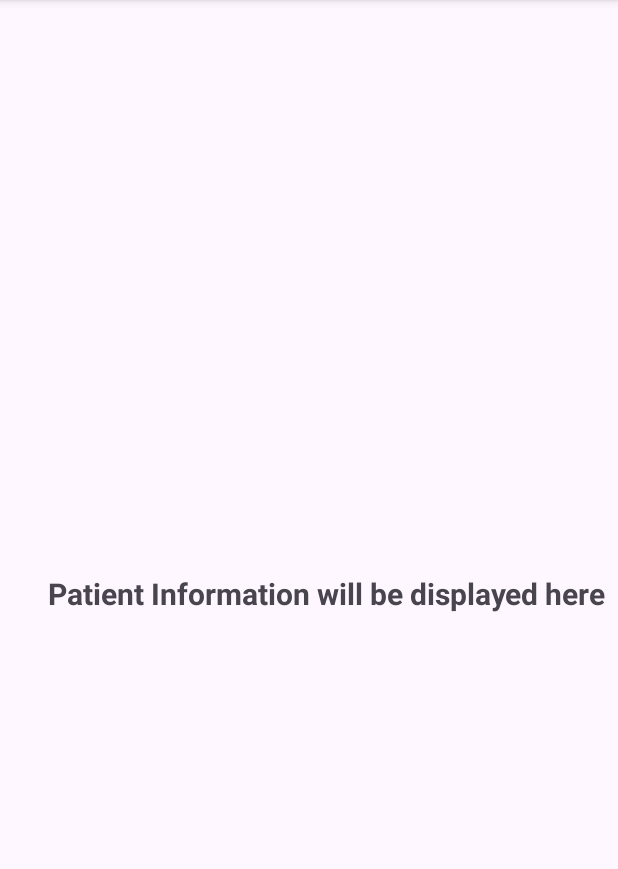
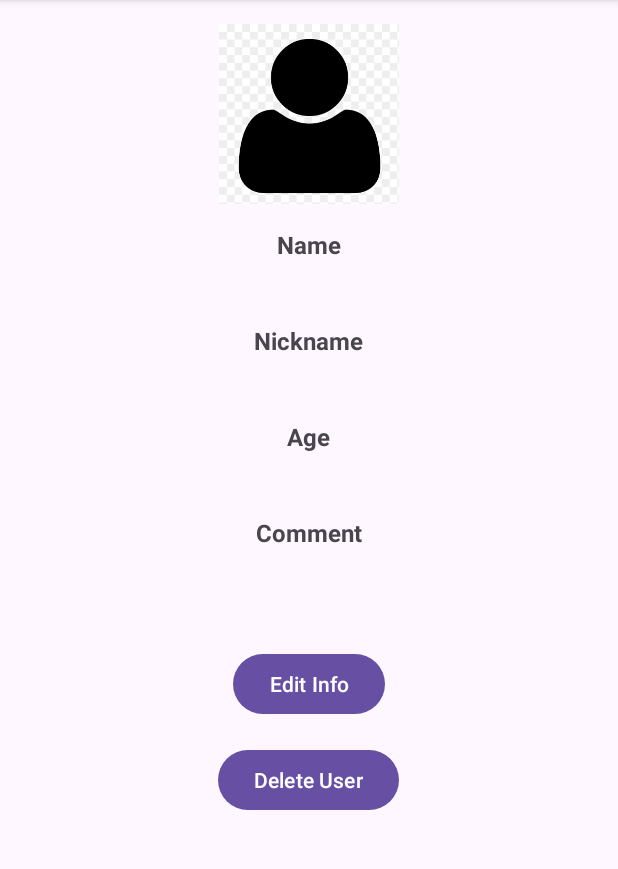
Before and after one commit to dnechv/cmpt276_ProjectApp, an Android app: the fragment patient_info_fragment shown on its own in the app's theme, on a phone screen of 412 x 824 dp, the part 96-965 px from its top. Run offline under Robolectric (Android 15) with nearby library versions, the phone set to English and light mode, and no system bars.

Commit message:
added patient profile view fragment

```diff
--- a/app/src/main/AndroidManifest.xml
+++ b/app/src/main/AndroidManifest.xml
@@ -34,7 +34,7 @@
         </activity>
 
         <!--declares activity: patient_screen_that_displays_tab_layout   -->
-        <activity android:name=".patient_screen_that_displays_tab_layout" />
+        <activity android:name=".controllers.patient_screen_that_displays_tab_layout" />
         <activity android:name=".controllers.CreatePatientActivity"/>
 
 
--- a/app/src/main/java/com/example/memoryconnect/fragment_adapter.java
+++ b/app/src/main/java/com/example/memoryconnect/adaptor/fragment_adapter.java
@@ -1,4 +1,4 @@
-package com.example.memoryconnect;
+package com.example.memoryconnect.adaptor;
 
 
 //imports
--- a/app/src/main/java/com/example/memoryconnect/caregiver_main_screen.java
+++ b/app/src/main/java/com/example/memoryconnect/caregiver_main_screen.java
@@ -9,7 +9,6 @@ import android.view.Menu;
 import android.view.MenuItem;
 import androidx.appcompat.app.AppCompatActivity;
 import com.example.memoryconnect.ViewModel.PatientViewModel;
-import androidx.appcompat.widget.Toolbar;
 
 //main screen - start of the app
 //displays the patients list -> pulls data from the database
@@ -25,26 +24,24 @@ import androidx.appcompat.widget.Toolbar;
 
 
 //imports will go here
-import android.os.Bundle;
 import android.view.View;
 import android.widget.Button;
 import android.widget.TextView;
 
-import androidx.appcompat.app.AppCompatActivity;
 import androidx.lifecycle.ViewModelProvider;
 import androidx.recyclerview.widget.LinearLayoutManager;
 import androidx.recyclerview.widget.RecyclerView;
 
 import com.example.memoryconnect.adaptor.PatientAdapter;
-import com.example.memoryconnect.controllers.CreatePatientActivity;
-import com.example.memoryconnect.controllers.PatientDetailActivity;
+import com.example.memoryconnect.controllers.patient_screen_that_displays_tab_layout;
+
 
 import java.util.ArrayList;
 
 
 public class caregiver_main_screen extends AppCompatActivity {
 
-
+    private PatientViewModel patientViewModel;
 //overriding methods
 
 
@@ -59,21 +56,21 @@ public class caregiver_main_screen extends AppCompatActivity {
         // Initialize ViewModel
         PatientViewModel patientViewModel = new ViewModelProvider(this).get(PatientViewModel.class);
 
-        //placeholder button logic
-
-        //finding the textview by id
-        TextView placeHolderButtonToGoToPatientScreen = findViewById(R.id.placeholderButton);
-
-        //setting on click listener for the placeholder button
-        placeHolderButtonToGoToPatientScreen.setOnClickListener(new View.OnClickListener() {
-            @Override
-            public void onClick(View v) {
-                //creating the intent to start the new activity-> patient_screen_that_displays_tab_layout.class
-                Intent intent = new Intent(caregiver_main_screen.this, patient_screen_that_displays_tab_layout.class);
-               //starting the activity
-                startActivity(intent);
-            }
-        });
+//        //placeholder button logic
+//
+//        //finding the textview by id
+//        TextView placeHolderButtonToGoToPatientScreen = findViewById(R.id.placeholderButton);
+//
+//        //setting on click listener for the placeholder button
+//        placeHolderButtonToGoToPatientScreen.setOnClickListener(new View.OnClickListener() {
+//            @Override
+//            public void onClick(View v) {
+//                //creating the intent to start the new activity-> patient_screen_that_displays_tab_layout.class
+//                Intent intent = new Intent(caregiver_main_screen.this, patient_screen_that_displays_tab_layout.class);
+//               //starting the activity
+//                startActivity(intent);
+//            }
+//        });
 
         //////////////////////////DB
         // Find the Add New Patient button
@@ -84,7 +81,7 @@ public class caregiver_main_screen extends AppCompatActivity {
             @Override
             public void onClick(View v) {
                 // Create an Intent to start CreatePatientActivity
-                Intent intent = new Intent(caregiver_main_screen.this, CreatePatientActivity.class);
+                Intent intent = new Intent(caregiver_main_screen.this, patient_screen_that_displays_tab_layout.class);
                 startActivity(intent);
             }
         });
@@ -92,8 +89,9 @@ public class caregiver_main_screen extends AppCompatActivity {
         // Initialize RecyclerView and Adapter
         RecyclerView recyclerView = findViewById(R.id.patientRecyclerView);
         PatientAdapter adapter = new PatientAdapter(new ArrayList<>(), patient -> {
-            // Handle click event - navigate to PatientDetailActivity
-            Intent intent = new Intent(caregiver_main_screen.this, PatientDetailActivity.class);
+            ////////////////////////////////////////////////
+            // Handle click event - navigate to tab layout Activity and then to patient info fragment
+            Intent intent = new Intent(caregiver_main_screen.this, patient_screen_that_displays_tab_layout.class);
             intent.putExtra("PATIENT_ID", patient.getId());
             startActivity(intent);
         });
--- a/app/src/main/java/com/example/memoryconnect/controllers/PatientDetailActivity.java
+++ /dev/null
@@ -1,32 +0,0 @@
-package com.example.memoryconnect.controllers;
-
-import android.os.Bundle;
-
-import androidx.appcompat.app.AppCompatActivity;
-import androidx.lifecycle.ViewModelProvider;
-
-import com.example.memoryconnect.R;
-import com.example.memoryconnect.ViewModel.PatientViewModel;
-
-public class PatientDetailActivity extends AppCompatActivity {
-    private PatientViewModel patientViewModel;
-
-    @Override
-    protected void onCreate(Bundle savedInstanceState) {
-        super.onCreate(savedInstanceState);
-        setContentView(R.layout.patient_info_fragment);
-
-        // Get the patient ID passed from the intent
-        String patientId = getIntent().getStringExtra("PATIENT_ID");
-
-        // Initialize the ViewModel
-        patientViewModel = new ViewModelProvider(this).get(PatientViewModel.class);
-
-        // Observe patient details and update the UI
-        patientViewModel.getPatientById(patientId).observe(this, patient -> {
-            if (patient != null) {
-                // Update UI with patient details here (e.g., set TextViews with name, age, etc.)
-            }
-        });
-    }
-}
--- a/app/src/main/java/com/example/memoryconnect/patient_info_fragment.java
+++ b/app/src/main/java/com/example/memoryconnect/patient_info_fragment.java
@@ -5,9 +5,13 @@ import android.os.Bundle;
 import androidx.annotation.NonNull;
 import androidx.annotation.Nullable;
 import androidx.fragment.app.Fragment;
+import androidx.lifecycle.ViewModelProvider;
+
 import android.view.LayoutInflater;
 import android.view.View;
 import android.view.ViewGroup;
+
+import com.example.memoryconnect.ViewModel.PatientViewModel;
 
 
 //fragment for displaying patient info for the caregiver
@@ -20,10 +24,13 @@ import android.view.ViewGroup;
 //patient info class extends fragment
 public class patient_info_fragment extends Fragment {
 
+
+
     @Override
     public View onCreateView(@NonNull LayoutInflater inflater, @Nullable ViewGroup container, @Nullable Bundle savedInstanceState) {
 
         //inflates the fragment layout from the xml
-        return inflater.inflate(R.layout.patient_info_fragment, container, false);  // Ensure this matches your layout file name
+        return inflater.inflate(R.layout.patient_info_fragment, container, false);
+
     }
 }
--- a/app/src/main/res/layout/caregiver_main_screen.xml
+++ b/app/src/main/res/layout/caregiver_main_screen.xml
@@ -26,23 +26,23 @@
         app:layout_constraintEnd_toEndOf="parent"/>
 
 
-    <!-- Placeholder Text to overlay RecyclerView when empty -->
-    <TextView
-        android:id="@+id/placeholderButton"
-        android:layout_width="wrap_content"
-        android:layout_height="wrap_content"
-        android:text="Tap to view patient details"
-        android:textSize="18sp"
-        android:textColor="@android:color/black"
-        android:gravity="center"
-        android:clickable="true"
-        android:focusable="true"
-        android:background="@android:color/darker_gray"
-        android:layout_marginTop="40dp"
-        app:layout_constraintTop_toTopOf="@id/patientRecyclerView"
-        app:layout_constraintBottom_toBottomOf="@id/patientRecyclerView"
-        app:layout_constraintStart_toStartOf="parent"
-        app:layout_constraintEnd_toEndOf="parent" />
+<!--    &lt;!&ndash; Placeholder Text to overlay RecyclerView when empty &ndash;&gt;-->
+<!--    <TextView-->
+<!--        android:id="@+id/placeholderButton"-->
+<!--        android:layout_width="wrap_content"-->
+<!--        android:layout_height="wrap_content"-->
+<!--        android:text="Tap to view patient details"-->
+<!--        android:textSize="18sp"-->
+<!--        android:textColor="@android:color/black"-->
+<!--        android:gravity="center"-->
+<!--        android:clickable="true"-->
+<!--        android:focusable="true"-->
+<!--        android:background="@android:color/darker_gray"-->
+<!--        android:layout_marginTop="40dp"-->
+<!--        app:layout_constraintTop_toTopOf="@id/patientRecyclerView"-->
+<!--        app:layout_constraintBottom_toBottomOf="@id/patientRecyclerView"-->
+<!--        app:layout_constraintStart_toStartOf="parent"-->
+<!--        app:layout_constraintEnd_toEndOf="parent" />-->
 
     <!-- Add New Patient button at the bottom -->
     <Button
--- a/app/src/main/res/layout/patient_info_fragment.xml
+++ b/app/src/main/res/layout/patient_info_fragment.xml
@@ -1,14 +1,105 @@
-<FrameLayout xmlns:android="http://schemas.android.com/apk/res/android"
+<?xml version="1.0" encoding="utf-8"?>
+<ScrollView xmlns:android="http://schemas.android.com/apk/res/android"
     android:layout_width="match_parent"
-    android:layout_height="match_parent">
+    android:layout_height="match_parent"
+    android:padding="16dp">
 
-    <TextView
-        android:layout_width="wrap_content"
+    <LinearLayout
+        android:layout_width="match_parent"
         android:layout_height="wrap_content"
-        android:text="Patient Information will be displayed here"
-        android:textSize="20sp"
-        android:textStyle="bold"
-        android:layout_marginTop="16dp"
-        android:layout_marginStart="12dp"
-        android:layout_gravity="center"/>
-</FrameLayout>
+        android:orientation="vertical"
+        android:gravity="center">
+
+        <!-- Patient Profile Picture -->
+        <ImageView
+            android:id="@+id/patientProfilePicture"
+            android:layout_width="120dp"
+            android:layout_height="120dp"
+            android:layout_gravity="center"
+            android:contentDescription="Patient Profile Picture"
+            android:scaleType="centerCrop"
+            android:layout_marginBottom="16dp"
+            android:src="@drawable/ic_default_photo" />
+
+        <!-- Patient Name Label and Value -->
+        <TextView
+            android:layout_width="wrap_content"
+            android:layout_height="wrap_content"
+            android:text="Name"
+            android:textSize="16sp"
+            android:textStyle="bold"
+            android:layout_marginBottom="4dp" />
+
+        <TextView
+            android:id="@+id/patientName"
+            android:layout_width="wrap_content"
+            android:layout_height="wrap_content"
+            android:textSize="16sp"
+            android:layout_marginBottom="16dp" />
+
+        <!-- Patient Nickname Label and Value -->
+        <TextView
+            android:layout_width="wrap_content"
+            android:layout_height="wrap_content"
+            android:text="Nickname"
+            android:textSize="16sp"
+            android:textStyle="bold"
+            android:layout_marginBottom="4dp" />
+
+        <TextView
+            android:id="@+id/patientNickname"
+            android:layout_width="wrap_content"
+            android:layout_height="wrap_content"
+            android:textSize="16sp"
+            android:layout_marginBottom="16dp" />
+
+        <!-- Patient Age Label and Value -->
+        <TextView
+            android:layout_width="wrap_content"
+            android:layout_height="wrap_content"
+            android:text="Age"
+            android:textSize="16sp"
+            android:textStyle="bold"
+            android:layout_marginBottom="4dp" />
+
+        <TextView
+            android:id="@+id/patientAge"
+            android:layout_width="wrap_content"
+            android:layout_height="wrap_content"
+            android:textSize="16sp"
+            android:layout_marginBottom="16dp" />
+
+        <!-- Patient Comment Label and Value -->
+        <TextView
+            android:layout_width="wrap_content"
+            android:layout_height="wrap_content"
+            android:text="Comment"
+            android:textSize="16sp"
+            android:textStyle="bold"
+            android:layout_marginBottom="4dp" />
+
+        <TextView
+            android:id="@+id/patientComment"
+            android:layout_width="wrap_content"
+            android:layout_height="wrap_content"
+            android:textSize="16sp"
+            android:layout_marginBottom="24dp" />
+
+        <!-- Edit Info Button -->
+        <Button
+            android:id="@+id/editInfoButton"
+            android:layout_width="wrap_content"
+            android:layout_height="wrap_content"
+            android:text="Edit Info"
+            android:layout_marginTop="16dp"
+            android:layout_marginBottom="16dp" />
+
+        <!-- Back Button -->
+        <Button
+            android:id="@+id/delete"
+            android:layout_width="wrap_content"
+            android:layout_height="wrap_content"
+            android:text="Delete User" />
+
+    </LinearLayout>
+</ScrollView>
```
Also changed, not shown: app/src/main/java/com/example/memoryconnect/controllers/patient_screen_that_displays_tab_layout.java (renamed from app/src/main/java/com/example/memoryconnect/patient_screen_that_displays_tab_layout.java, +9 -2 lines).
